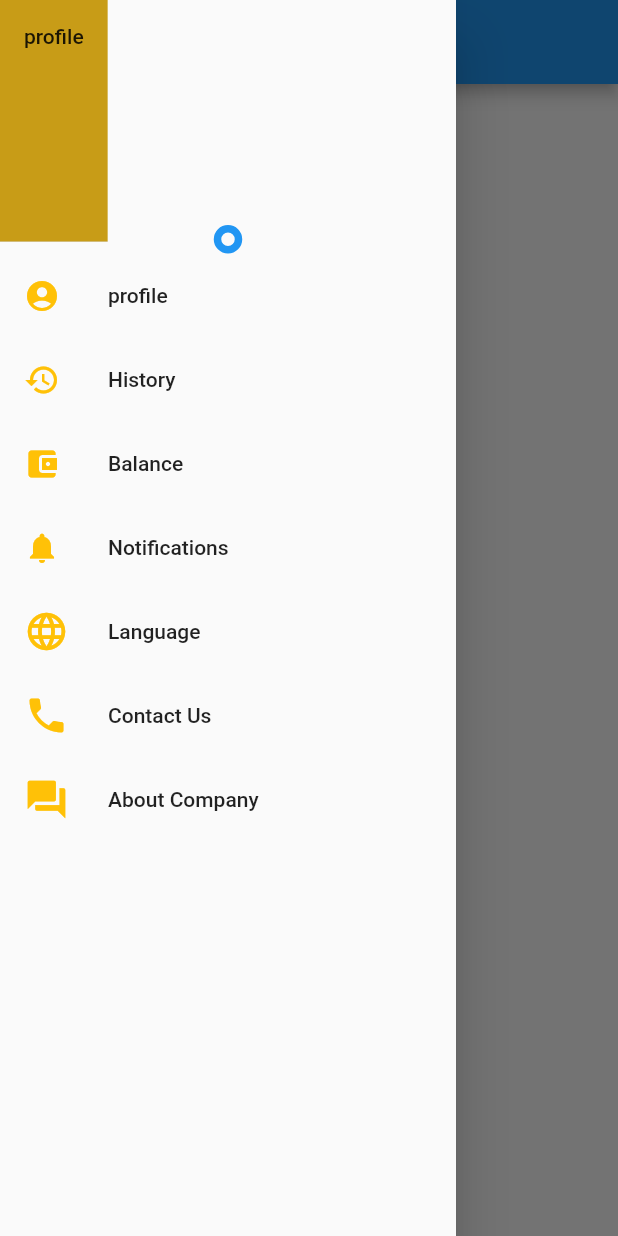
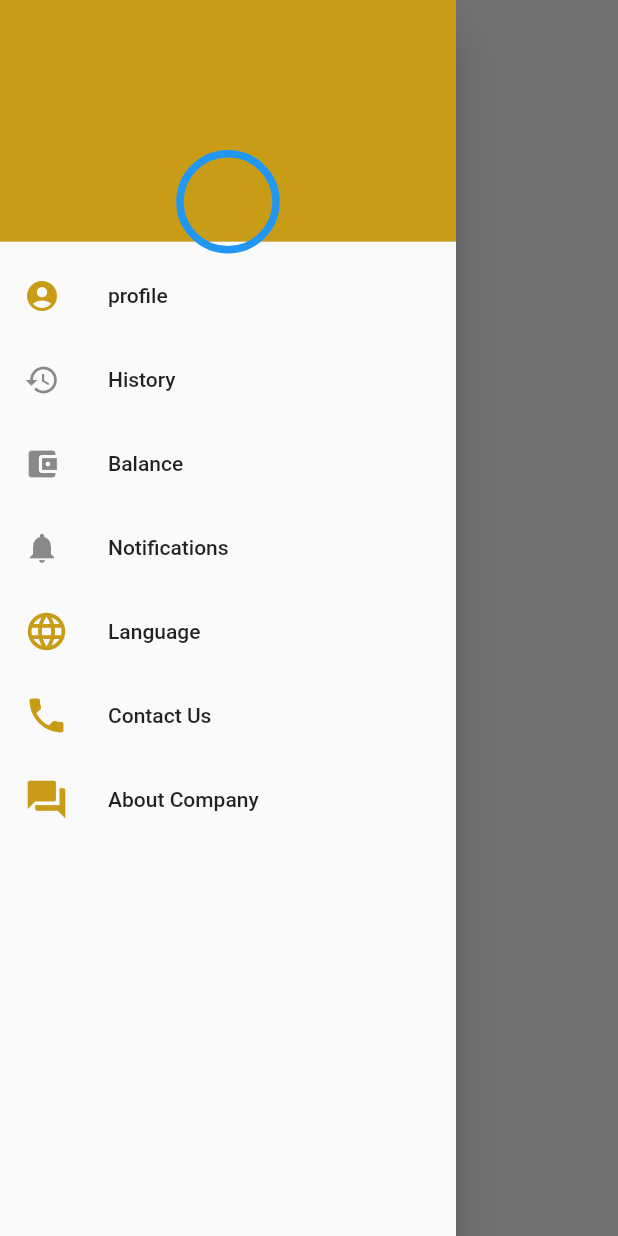
Before and after one commit to FerialSalah/OpenTheDoor, a Flutter app: the MyHomePage screen opened directly, with the side drawer open, on a phone screen of 412 x 824 dp. Run offline on Flutter 3.47's test engine with Material 2 defaults, Android fonts, the phone set to English and light mode, and no system bars; our stand-ins replace flutter_spinkit, shared_preferences; accounts and stored records are empty.

Commit message:
update ui

```diff
--- a/assets/locale/localization_en.json
+++ b/assets/locale/localization_en.json
@@ -1,5 +1,6 @@
 {
   "title_home": "Home",
+  "title_home": "Open The Door",
   "title_select_language": "Choose The Language",
   "phone":" Phone",
   "password_txt":"Password",
--- a/lib/chooselanguage_screen.dart
+++ b/lib/chooselanguage_screen.dart
@@ -83,9 +83,6 @@ class _ChooseLanguagePageState extends State<ChooseLanguagePage> {
           title: Text(AppLocalizations.of(context).translateString('title_select_language')),
           backgroundColor: Color(0xFFC89C17),
           centerTitle: true,
-          leading: IconButton(
-              icon: Icon(Icons.arrow_back),
-              onPressed: () => Navigator.pop(context, false)),
         ),
         body: Center(
           child: Column(
--- a/lib/drawer.dart
+++ b/lib/drawer.dart
@@ -1,11 +1,11 @@
 import 'package:flutter/material.dart';
+
+import 'localization.dart';
+
 class MyHomePage extends StatelessWidget {
-
   @override
   Widget build(BuildContext context) {
     return Scaffold(
-      appBar: AppBar(title: Text('Home')),
-      body: Center(child: Text('My Page!')),
       drawer: Drawer(
         child: ListView(
           padding: EdgeInsets.zero,
@@ -16,13 +16,9 @@ class MyHomePage extends StatelessWidget {
                   decoration: BoxDecoration(
                     color: Color(0xFFC89C17),
                   ),
-             child: Text('profile'),
-
-
                 ),
                 Positioned.fill(
-
-              top: 150.0,
+                  top: 100.0,
                   child: Container(
                     alignment: Alignment.center,
                     height: 200.0,
@@ -38,17 +34,14 @@ class MyHomePage extends StatelessWidget {
                       ),
                     ),
                   ),
-
                 )
-
               ],
             ),
-
             ListTile(
               title: Text('profile'),
               leading: Icon(
                 Icons.account_circle,
-                color: Colors.amber,
+                color: Color(0xFFC89C17),
                 size: 24.0,
                 semanticLabel: 'Text to announce in accessibility modes',
               ),
@@ -63,7 +56,6 @@ class MyHomePage extends StatelessWidget {
               title: Text('History'),
               leading: Icon(
                 Icons.history,
-                color: Colors.amber,
                 size: 24.0,
                 semanticLabel: 'Text to announce in accessibility modes',
               ),
@@ -78,7 +70,6 @@ class MyHomePage extends StatelessWidget {
               title: Text('Balance'),
               leading: Icon(
                 Icons.account_balance_wallet,
-                color: Colors.amber,
                 size: 24.0,
                 semanticLabel: 'Text to announce in accessibility modes',
               ),
@@ -93,7 +84,6 @@ class MyHomePage extends StatelessWidget {
               title: Text('Notifications'),
               leading: Icon(
                 Icons.notifications,
-                color: Colors.amber,
                 size: 24.0,
                 semanticLabel: 'Text to announce in accessibility modes',
               ),
@@ -108,7 +98,7 @@ class MyHomePage extends StatelessWidget {
               title: Text('Language'),
               leading: Icon(
                 Icons.language,
-                color: Colors.amber,
+                color: Color(0xFFC89C17),
                 size: 30.0,
                 semanticLabel: 'Text to announce in accessibility modes',
               ),
@@ -123,7 +113,7 @@ class MyHomePage extends StatelessWidget {
               title: Text('Contact Us'),
               leading: Icon(
                 Icons.phone,
-                color: Colors.amber,
+                color: Color(0xFFC89C17),
                 size: 30.0,
                 semanticLabel: 'Text to announce in accessibility modes',
               ),
@@ -138,7 +128,7 @@ class MyHomePage extends StatelessWidget {
               title: Text('About Company'),
               leading: Icon(
                 Icons.question_answer,
-                color: Colors.amber,
+                color: Color(0xFFC89C17),
                 size: 30.0,
                 semanticLabel: 'Text to announce in accessibility modes',
               ),
--- a/lib/sign_up.dart
+++ b/lib/sign_up.dart
@@ -1,6 +1,8 @@
 import 'package:flutter/material.dart';
 import 'package:flutter_openthedoor/sign_in.dart';
 import 'package:flutter_openthedoor/ui_widget.dart';
+
+import 'localization.dart';
 
 class SignUpScreen extends StatefulWidget {
   @override
@@ -13,7 +15,7 @@ class _SignUpScreenState extends State<SignUpScreen> {
     return Scaffold(
       backgroundColor: Color(0xFFC89C17),
       appBar: AppBar(
-        title: Text('Sign Up'),
+        title: Text(AppLocalizations.of(context).translateString('btn_register')),
         backgroundColor: Color(0xFFC89C17),
         centerTitle: true,
         leading: IconButton(
```
Also changed, not shown: lib/activation_code.dart (+6 -3 lines), lib/sign_in.dart (+6 -2 lines), lib/signup_continue.dart (+9 -5 lines), lib/signup_password.dart (+6 -4 lines), lib/ui_widget.dart (+4 -4 lines). Lines whose indentation alone changed are shown as unchanged.
